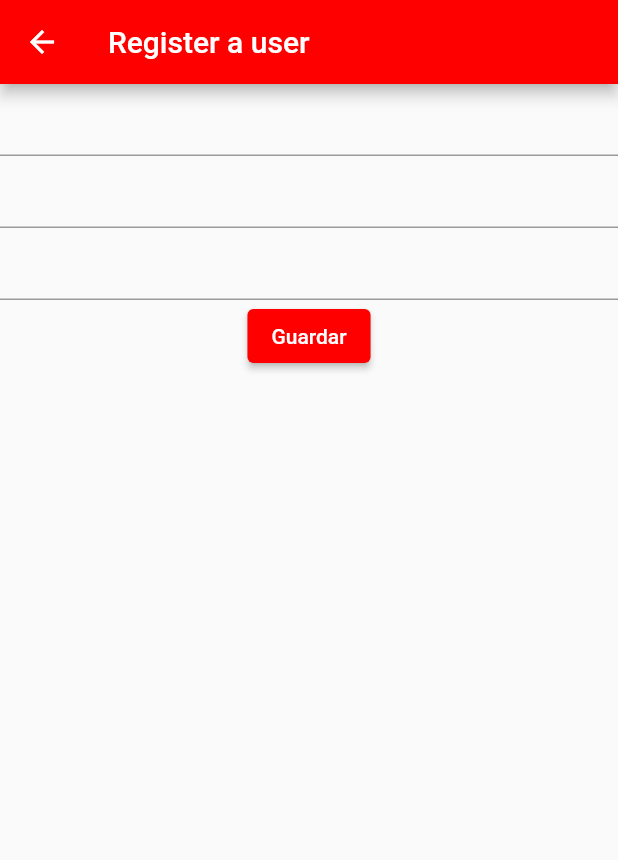
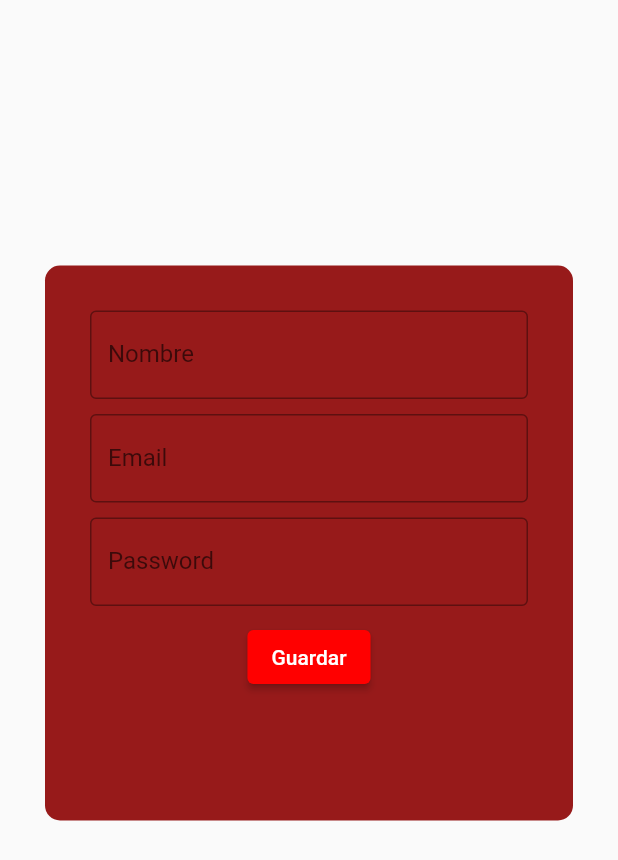
Before and after one commit to Jonhygame/segunda_aplicacion, a Flutter app: the screen it shows after launch, after a tap on "Register :)", on a phone screen of 412 x 824 dp. Shown: the top 860 px of the screen. Run offline on Flutter 3.47's test engine with Material 2 defaults, Android fonts, the phone set to English and light mode, and no system bars; our stand-ins replace carousel_slider, cloud_firestore, concentric_transition, curved_navigation_bar, firebase_auth, firebase_core and 8 more; missing offline and left inert: day_night_switcher; accounts and stored records are empty; network calls fail.

Commit message:
Hice varias modificaciones xD

```diff
--- a/lib/database/agendadb.dart
+++ b/lib/database/agendadb.dart
@@ -101,6 +101,12 @@ class AgendaDB {
     var conexion = await database;
     return conexion!.update('tblFavoritas', movie.toMap(),
         where: 'id = ?', whereArgs: [movie.id]);
+  }
+
+  // Eliminar película favorita
+  Future<int> deleteallFavoriteMovie() async {
+    var conexion = await database;
+    return conexion!.delete('tblFavoritas');
   }
 
   // Eliminar película favorita
--- a/lib/screens/locationDetailScreen.dart
+++ b/lib/screens/locationDetailScreen.dart
@@ -37,7 +37,6 @@ class _LocationDetailScreenState extends State<LocationDetailScreen> {
   @override
   Widget build(BuildContext context) {
     return Scaffold(
-      backgroundColor: Colors.blueGrey,
       extendBodyBehindAppBar: true,
       appBar: AppBar(
         iconTheme: IconThemeData(color: Colors.white),
--- a/lib/screens/login_screen.dart
+++ b/lib/screens/login_screen.dart
@@ -18,12 +18,14 @@ class _LoginScreenState extends State<LoginScreen> {
     TextEditingController txtConPass = TextEditingController();
 
     final txtUser = TextField(
-      decoration: const InputDecoration(border: OutlineInputBorder()),
+      decoration: const InputDecoration(
+          border: OutlineInputBorder(), label: Text('Correo')),
       controller: txtConUser,
     );
 
     final txtPass = TextField(
-      decoration: const InputDecoration(border: OutlineInputBorder()),
+      decoration: const InputDecoration(
+          border: OutlineInputBorder(), label: Text('Password')),
       controller: txtConPass,
       obscureText: true,
     );
@@ -64,22 +66,14 @@ class _LoginScreenState extends State<LoginScreen> {
         });
 
     return Scaffold(
-      body: Container(
-        height: MediaQuery.of(context).size.height,
-        decoration: const BoxDecoration(
-          image: DecorationImage(
-              opacity: .9,
-              fit: BoxFit.cover,
-              image: NetworkImage(
-                  'https://3.bp.blogspot.com/-mzvJajghb3I/VsLT1mLAm6I/AAAAAAAAB0w/ABTEMT8oCoA/s1600/fondos%2Bde%2Bpantalla%2Bhd%2B.jpg')),
-        ),
+      body: Center(
         child: Padding(
           padding: const EdgeInsets.only(bottom: 100.0),
           child: Stack(
             alignment: Alignment.bottomCenter,
             children: [
               Container(
-                height: 260,
+                height: 370,
                 margin: const EdgeInsets.symmetric(horizontal: 30),
                 padding: const EdgeInsets.all(30),
                 decoration: BoxDecoration(
@@ -90,19 +84,22 @@ class _LoginScreenState extends State<LoginScreen> {
                   txtUser,
                   const SizedBox(height: 10),
                   txtPass,
+                  const SizedBox(
+                    height: 10,
+                  ),
                   btnRegister,
+                  const SizedBox(height: 10),
+                  btnEntrar,
                   session,
-                  const Text("Guardar session")
+                  const Text("Guardar session"),
                 ]),
               ),
-              Container(
-                  padding: const EdgeInsets.only(bottom: 200), child: imgLogo)
+              //Container(padding: const EdgeInsets.only(bottom: 200), child: imgLogo)
             ],
           ),
         ),
       ),
       floatingActionButtonLocation: FloatingActionButtonLocation.centerDocked,
-      floatingActionButton: btnEntrar,
     );
   }
 }
--- a/lib/screens/register_screen.dart
+++ b/lib/screens/register_screen.dart
@@ -16,18 +16,40 @@ class _RegisterScreenState extends State<RegisterScreen> {
   @override
   Widget build(BuildContext context) {
     return Scaffold(
-      appBar: AppBar(title: const Text('Register a user')),
-      body: Column(
+      body: Center(
+        child: Padding(
+          padding: const EdgeInsets.only(bottom: 100.0),
+          child: Stack(
+            alignment: Alignment.bottomCenter,
             children: [
+              Container(
+                height: 370,
+                margin: const EdgeInsets.symmetric(horizontal: 30),
+                padding: const EdgeInsets.all(30),
+                decoration: BoxDecoration(
+                    borderRadius: BorderRadius.circular(10),
+                    color: Color.fromARGB(255, 151, 26, 26)),
+                //color: Colors.blueGrey,
+                child: Column(children: [
                   TextFormField(
+                    decoration: const InputDecoration(
+                        border: OutlineInputBorder(), label: Text('Nombre')),
                     controller: conName,
                   ),
+                  const SizedBox(height: 10),
                   TextFormField(
+                    decoration: const InputDecoration(
+                        border: OutlineInputBorder(), label: Text('Email')),
                     controller: conEmailUser,
                   ),
+                  const SizedBox(height: 10),
                   TextFormField(
+                    decoration: const InputDecoration(
+                        border: OutlineInputBorder(), label: Text('Password')),
                     controller: conPassUser,
+                    obscureText: true,
                   ),
+                  const SizedBox(height: 10),
                   ElevatedButton(
                       onPressed: () {
                         var email = conEmailUser.text;
@@ -35,8 +57,13 @@ class _RegisterScreenState extends State<RegisterScreen> {
                         emailAuth.createUser(emailUser: email, pwdUser: pass);
                       },
                       child: Text("Guardar")),
+                ]), //Container(padding: const EdgeInsets.only(bottom: 200), child: imgLogo)
+              )
             ],
           ),
+        ),
+      ),
+      floatingActionButtonLocation: FloatingActionButtonLocation.centerDocked,
     );
   }
 }
--- a/lib/screens/weather_screen.dart
+++ b/lib/screens/weather_screen.dart
@@ -34,8 +34,8 @@ class _WeatherScreenState extends State<WeatherScreen> {
 
   @override
   Widget build(BuildContext context) {
-    return Scaffold(
-      backgroundColor: Colors.blueGrey,
+    return SafeArea(
+        child: Scaffold(
       body: Center(
         child: dailyTemperatures.isNotEmpty
             ? Column(
@@ -179,6 +179,6 @@ class _WeatherScreenState extends State<WeatherScreen> {
               )
             : Text('Cargando datos...'),
       ),
-    );
+    ));
   }
 }
```
Also changed, not shown: lib/firebase/email_auth.dart (+3 -6 lines), lib/screens/dashboard_screen.dart (+9 -3 lines), lib/screens/listweather_screen.dart (+3 -7 lines), lib/screens/maps_screen.dart (+6 -6 lines), lib/screens/movie_detail_screen.dart (+23 -2 lines), lib/screens/popular_firebase_screen.dart (+17 -5 lines), lib/screens/popular_screen.dart (+9 -2 lines). Lines whose indentation alone changed are shown as unchanged.
